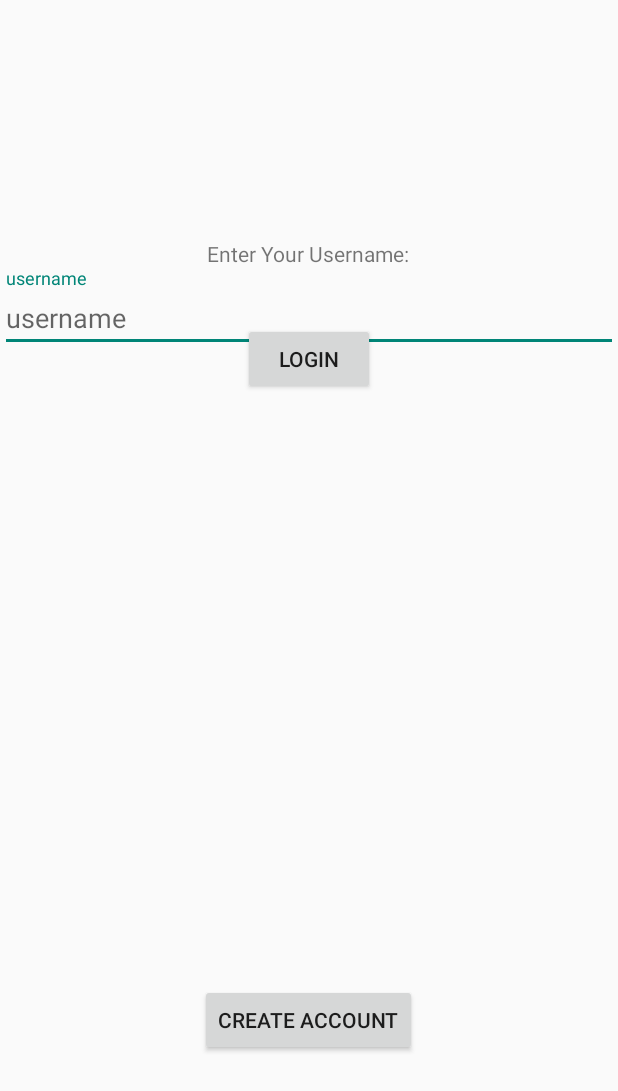
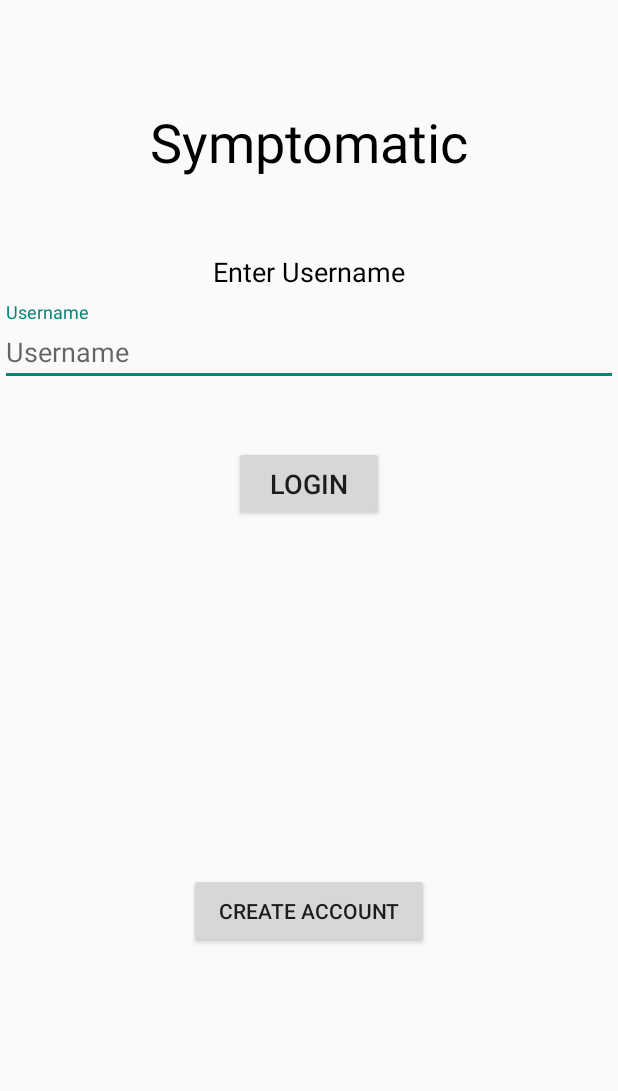
Before and after one commit to CMPUT301F18T23/Symptomatic, an Android app: the screen it shows after launch (Login), on a phone screen of 412 x 824 dp. Shown: the top 1091 px of the screen. Run offline under Robolectric (Android 15) with nearby library versions, the light colour scheme and no system bars; our stand-ins replace Firebase (no records; nobody signed in at launch, a user with empty details on screens opened directly).

Commit message:
Made login screen look better 	modified:   SymptomaticApp/app/src/main/res/layout/activity_login.xml 	modified:   SymptomaticApp/app/src/main/res/values/strings.xml

```diff
--- a/SymptomaticApp/app/src/main/res/layout/activity_login.xml
+++ b/SymptomaticApp/app/src/main/res/layout/activity_login.xml
@@ -1,17 +1,26 @@
 <?xml version="1.0" encoding="utf-8"?>
-<RelativeLayout xmlns:tools="http://schemas.android.com/tools"
-    xmlns:android="http://schemas.android.com/apk/res/android"
+<android.support.constraint.ConstraintLayout xmlns:android="http://schemas.android.com/apk/res/android"
+    xmlns:app="http://schemas.android.com/apk/res-auto"
+    xmlns:tools="http://schemas.android.com/tools"
     android:layout_width="match_parent"
     android:layout_height="match_parent"
     tools:context=".Login">
 
-    <RelativeLayout
-        android:layout_width="match_parent"
-        android:layout_height="match_parent"
-        android:layout_alignParentStart="true"
-        android:layout_alignParentTop="true"
-        android:layout_alignParentLeft="true">
-
+    <TextView
+        android:id="@+id/SymptomaticTextView"
+        android:layout_width="wrap_content"
+        android:layout_height="wrap_content"
+        android:layout_marginStart="8dp"
+        android:layout_marginLeft="8dp"
+        android:layout_marginTop="70dp"
+        android:layout_marginEnd="8dp"
+        android:layout_marginRight="8dp"
+        android:text="@string/symptomatic"
+        android:textColor="@android:color/black"
+        android:textSize="36sp"
+        app:layout_constraintEnd_toEndOf="parent"
+        app:layout_constraintStart_toStartOf="parent"
+        app:layout_constraintTop_toTopOf="parent" />
 
     <TextView
         android:id="@+id/enter_user_txt"
@@ -19,40 +28,60 @@
         android:layout_height="wrap_content"
         android:layout_alignParentTop="true"
         android:layout_centerHorizontal="true"
-            android:layout_marginTop="159dp"
-            android:text="Enter Your Username:" />
+        android:layout_marginTop="50dp"
+        android:text="@string/enter_username2"
+        android:textColor="@android:color/black"
+        android:textSize="18sp"
+        app:layout_constraintEnd_toEndOf="parent"
+        app:layout_constraintStart_toStartOf="parent"
+        app:layout_constraintTop_toBottomOf="@+id/SymptomaticTextView" />
 
     <android.support.design.widget.TextInputLayout
+        android:id="@+id/textInputLayout"
         android:layout_width="match_parent"
         android:layout_height="wrap_content"
         android:layout_below="@+id/enter_user_txt"
         android:layout_centerHorizontal="true"
-            android:hint="username">
+        android:layout_marginTop="8dp"
+        android:hint="@string/username"
+        app:layout_constraintEnd_toEndOf="parent"
+        app:layout_constraintStart_toStartOf="parent"
+        app:layout_constraintTop_toBottomOf="@+id/enter_user_txt">
 
         <android.support.design.widget.TextInputEditText
             android:id="@+id/enter_user"
             android:layout_width="match_parent"
             android:layout_height="wrap_content"
-                android:hint="username" />
+            android:hint="@string/username" />
     </android.support.design.widget.TextInputLayout>
 
     <Button
+        android:id="@+id/login_button"
+        android:layout_width="100dp"
+        android:layout_height="50dp"
+        android:layout_alignParentTop="true"
+        android:layout_centerHorizontal="true"
+        android:layout_marginTop="40dp"
+        android:text="@string/login"
+        android:textSize="18sp"
+        app:layout_constraintEnd_toEndOf="parent"
+        app:layout_constraintStart_toStartOf="parent"
+        app:layout_constraintTop_toBottomOf="@+id/textInputLayout" />
+
+    <Button
         android:id="@+id/login_create_acc_button"
-            android:layout_width="wrap_content"
-            android:layout_height="wrap_content"
+        android:layout_width="160dp"
+        android:layout_height="50dp"
         android:layout_alignParentBottom="true"
         android:layout_centerHorizontal="true"
-            android:layout_marginBottom="120dp"
-            android:text="Create Account" />
+        android:layout_marginTop="50dp"
+        android:layout_marginBottom="8dp"
+        android:text="@string/create_account"
+        android:textSize="14sp"
+        app:layout_constraintBottom_toBottomOf="parent"
+        app:layout_constraintEnd_toEndOf="parent"
+        app:layout_constraintStart_toStartOf="parent"
+        app:layout_constraintTop_toBottomOf="@+id/login_button" />
 
-        <Button
-            android:id="@+id/login_button"
-            android:layout_width="wrap_content"
-            android:layout_height="wrap_content"
-            android:layout_alignParentTop="true"
-            android:layout_centerHorizontal="true"
-            android:layout_marginTop="215dp"
-            android:text="Login" />
-    </RelativeLayout>
 
-</RelativeLayout>
+</android.support.constraint.ConstraintLayout>
--- a/SymptomaticApp/app/src/main/res/values/strings.xml
+++ b/SymptomaticApp/app/src/main/res/values/strings.xml
@@ -57,6 +57,9 @@
     <string name="home">Home</string>
     <string name="home_page">Home Page</string>
     <string name="view_problems3">View Problems</string>
+    <string name="enter_username2">Enter Username</string>
+    <string name="username">Username</string>
+    <string name="login">Login</string>
 
 
 </resources>
```
Lines whose indentation alone changed are shown as unchanged.
